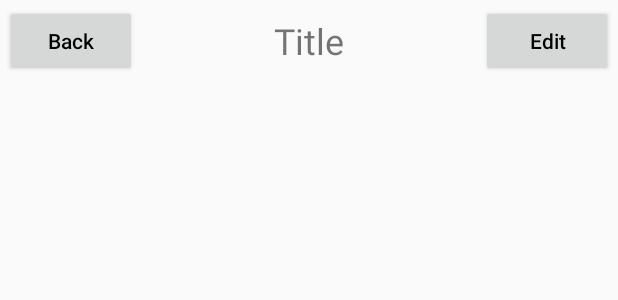
After one commit to jarjarxu/AndroidLearing.github.io, an Android app: the layout title.xml on its own in the app's theme, with its tools: preview values and no code run, on a phone screen of 412 x 824 dp. The commit adds this screen. Shown: the top 300 px of the screen. Run offline under Robolectric (Android 15) with nearby library versions, the phone set to English and light mode, and no system bars.

Commit message:
webview页面添加返回按钮、网络广播监听

```diff
--- a/app/src/main/res/layout/second.xml
+++ b/app/src/main/res/layout/second.xml
@@ -7,7 +7,7 @@
 
     tools:context=".SecondActivity">
 
-
+<include layout="@layout/title"/>
 <!--    &lt;!&ndash; 获取网站的标题&ndash;&gt;-->
 <!--    <TextView-->
 <!--        android:id="@+id/title"-->
--- /dev/null
+++ b/app/src/main/res/layout/title.xml
@@ -0,0 +1,33 @@
+<?xml version="1.0" encoding="utf-8"?>
+<LinearLayout xmlns:android="http://schemas.android.com/apk/res/android"
+    android:orientation="horizontal" android:layout_width="match_parent"
+    android:layout_height="wrap_content">
+<Button
+    android:layout_width="wrap_content"
+    android:layout_height="wrap_content"
+    android:id="@+id/title_back"
+    android:layout_margin="3dp"
+    android:layout_gravity="center"
+    android:text="Back"
+    android:textAllCaps="false"
+    android:textColor="#000000"/>
+    <TextView
+        android:layout_height="wrap_content"
+        android:layout_width="0dp"
+        android:id="@+id/title_text"
+        android:layout_gravity="center"
+        android:layout_weight="1"
+        android:gravity="center"
+        android:text="Title"
+        android:textAllCaps="false"
+        android:textSize="24sp"/>
+<Button
+        android:layout_width="wrap_content"
+        android:layout_height="wrap_content"
+        android:id="@+id/edit_text"
+        android:layout_margin="3dp"
+        android:layout_gravity="center"
+        android:text="Edit"
+        android:textAllCaps="false"
+        android:textColor="#000000"/>
+</LinearLayout>
```
Also changed, not shown: app/src/main/java/com/example/webviewtext/SecondActivity.java (+42 -9 lines).
